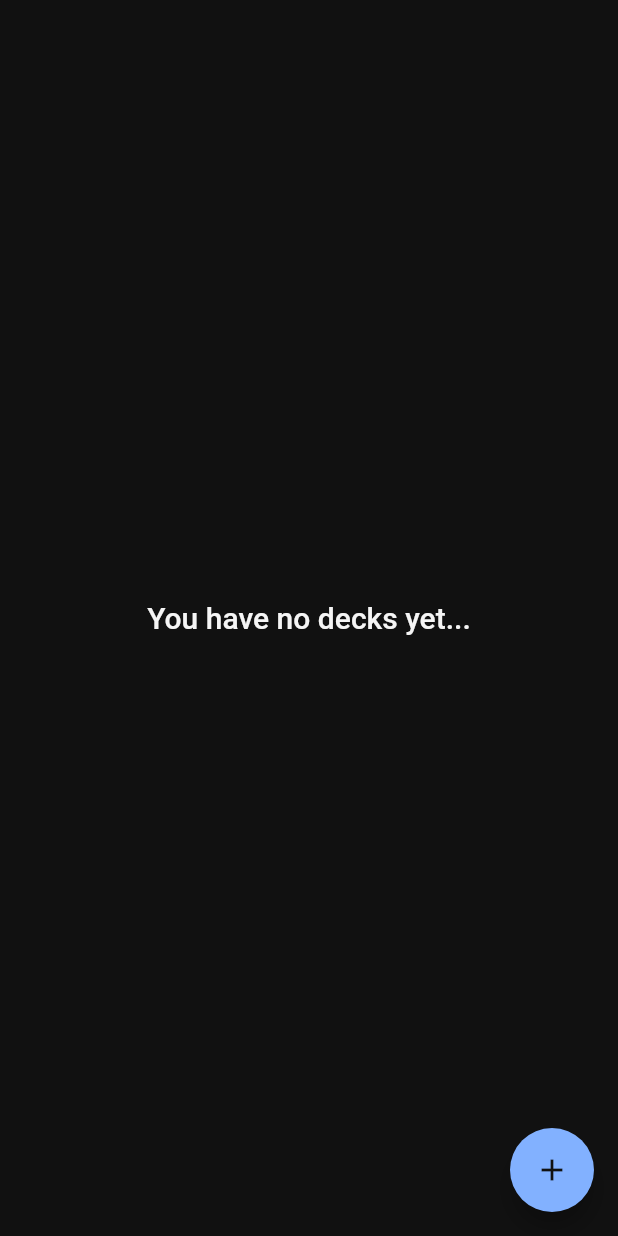
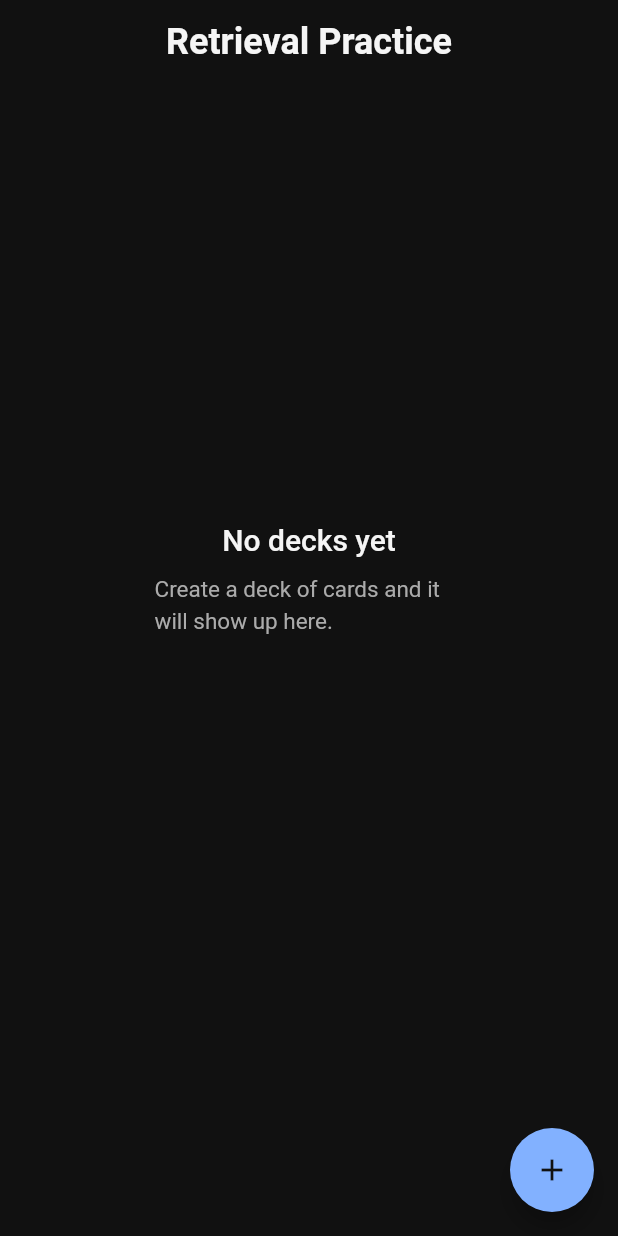
Before and after one commit to victorhmacfer/retrieval_practice, a Flutter app: the screen it shows after launch, on a phone screen of 412 x 824 dp. Run offline on Flutter 3.47's test engine with Material 2 defaults, Android fonts, the phone set to English and light mode, and no system bars; our stand-ins replace sembast.

Commit message:
fix home screen for no decks created

```diff
--- a/lib/screens/home_screen.dart
+++ b/lib/screens/home_screen.dart
@@ -27,6 +27,9 @@ class _HomeScreenState extends State<HomeScreen> {
   Widget build(BuildContext context) {
     SystemChrome.setSystemUIOverlayStyle(
         SystemUiOverlayStyle(statusBarColor: Colors.transparent));
+
+    var screenHeight = MediaQuery.of(context).size.height;
+
     return Scaffold(
       floatingActionButton: FloatingActionButton(
         child: Icon(Icons.add),
@@ -44,13 +47,48 @@ class _HomeScreenState extends State<HomeScreen> {
           builder: (context, snapshot) {
             if (snapshot.hasData) {
               if (snapshot.data.isEmpty) {
-                return Center(
-                  child: Text(
-                    'You have no decks yet...',
-                    style: deckTitleTextStyle,
-                  ),
+
+                return CustomScrollView(
+                  physics: NeverScrollableScrollPhysics(),
+                  slivers: <Widget>[
+                    SliverAppBar(
+                      expandedHeight: 56,
+                      backgroundColor: appBlack,
+                      title: Text(
+                        'Retrieval Practice',
+                        style: appTitleTextStyle
+                      ),
+                      centerTitle: true,
+                    ),
+                    SliverList(
+                      delegate: SliverChildBuilderDelegate(
+                        (context, index) {
+                          return Container(
+                            height: screenHeight * 0.8, //FIXME: hardcoded.. 80% is meaningless just to make it work.
+                            alignment: Alignment.center,
+                            child: Container(
+                              width: screenHeight * 0.25, //FIXME: weird
+                              child: Column(
+                                mainAxisSize: MainAxisSize.min,
+                                children: <Widget>[
+                                  Text('No decks yet', style: deckTitleTextStyle),
+                                  SizedBox(height: 10,),
+                                  Text(
+                                    'Create a deck of cards and it will show up here.',
+                                    style: TextStyle(color: appLightGrey, fontSize: 15, height: 1.4),)
+                                ],
+                              ),
+                            ),
+                          );
+                        }, childCount: 1
+                      ),
+                    ),
+                  ],
                 );
+
               }
+
+
               var numOfDueQuestions = mainBloc.allDueQuestions.length;
               var hasAnyDueQuestions = false;
               if (numOfDueQuestions > 0) hasAnyDueQuestions = true;
```
